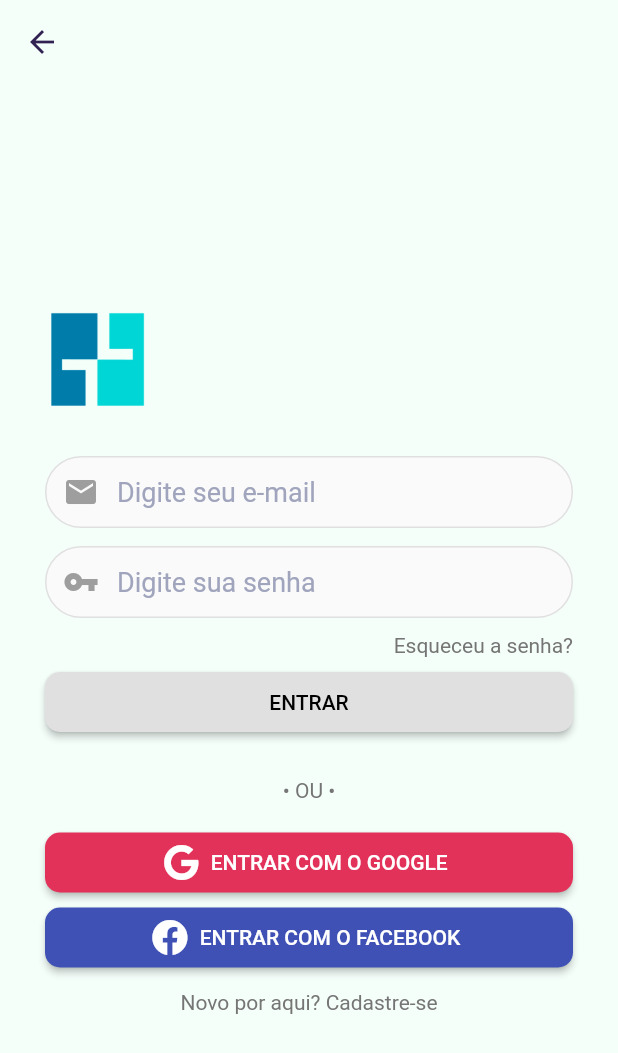
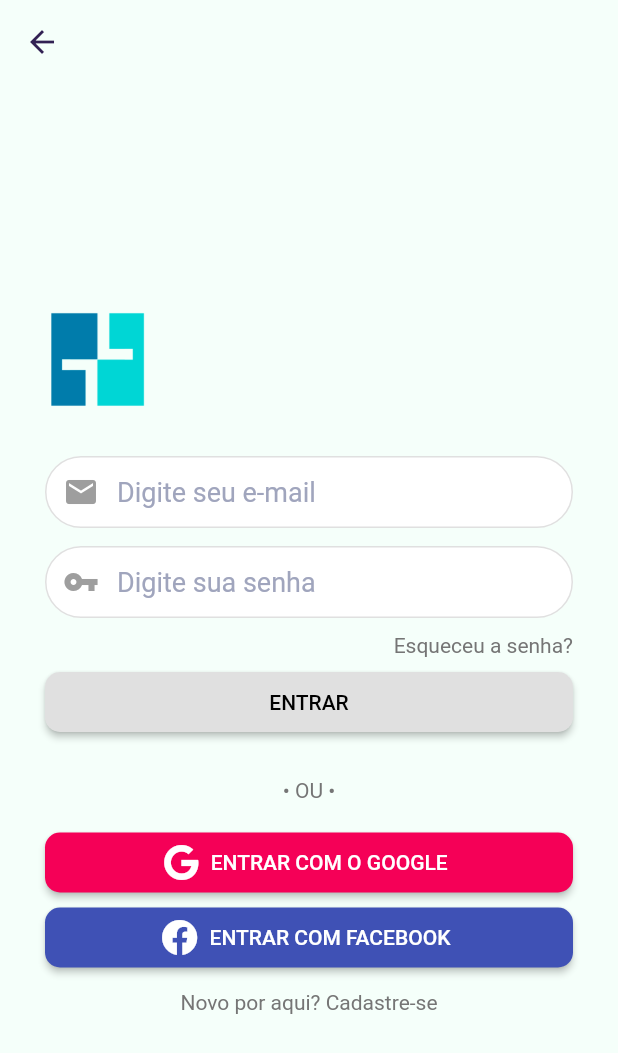
Before and after one commit to jorgeolvr/ConsultaEspertaFlutter, a Flutter app: the Login screen opened directly, on a phone screen of 412 x 824 dp. Shown: the top 1053 px of the screen. Run offline on Flutter 3.47's test engine with Material 2 defaults, Android fonts, the phone set to English and light mode, and no system bars; our stand-ins replace firebase_auth, flutter_spinkit, font_awesome_flutter, google_fonts; accounts and stored records are empty.

Commit message:
Color schemes

```diff
--- a/lib/Pages/Login/index.dart
+++ b/lib/Pages/Login/index.dart
@@ -30,6 +30,8 @@ class _LoginState extends State<Login> {
               backgroundColor: Color(0xFFF5FFFA),
               elevation: 0,
               leading: IconButton(
+                splashColor: Colors.transparent,
+                highlightColor: Colors.transparent,
                 icon: Icon(
                   Icons.arrow_back,
                   color: Color(0xFF322153),
@@ -103,7 +105,7 @@ class _LoginState extends State<Login> {
                             color: Colors.grey,
                           ),
                           filled: true,
-                          fillColor: Color(0xFFFAFAFA),
+                          fillColor: Color(0xFFFFFFFF),
                         ),
                       ),
                     ),
@@ -151,7 +153,7 @@ class _LoginState extends State<Login> {
                           focusedErrorBorder: OutlineInputBorder(
                             borderRadius: BorderRadius.circular(40),
                             borderSide: BorderSide(
-                              color: Color(0xFFE0E0E0),
+                              color: Color(0xFFFFF),
                             ),
                           ),
                           prefixIcon: Icon(
@@ -159,7 +161,7 @@ class _LoginState extends State<Login> {
                             color: Colors.grey,
                           ),
                           filled: true,
-                          fillColor: Color(0xFFFAFAFA),
+                          fillColor: Color(0xFFFFFFFF),
                         ),
                         obscureText: true,
                       ),
@@ -247,7 +249,7 @@ class _LoginState extends State<Login> {
                           FontAwesomeIcons.google,
                           color: Colors.white,
                         ),
-                        color: Color(0xFFE2325A),
+                        color: Color(0xFFF50057),
                         shape: RoundedRectangleBorder(
                           borderRadius: BorderRadius.circular(10),
                         ),
@@ -262,7 +264,7 @@ class _LoginState extends State<Login> {
                           Navigator.pushNamed(context, '/register');
                         },
                         label: Text(
-                          "Entrar com o facebook".toUpperCase(),
+                          "Entrar com facebook".toUpperCase(),
                           style: TextStyle(color: Colors.white),
                         ),
                         icon: FaIcon(
--- a/lib/Pages/Register/index.dart
+++ b/lib/Pages/Register/index.dart
@@ -96,7 +96,7 @@ class _RegisterState extends State<Register> {
                             color: Colors.grey,
                           ),
                           filled: true,
-                          fillColor: Color(0xFFF7F7F7),
+                          fillColor: Color(0xFFFFFFFF),
                         ),
                       ),
                     ),
@@ -149,7 +149,7 @@ class _RegisterState extends State<Register> {
                             color: Colors.grey,
                           ),
                           filled: true,
-                          fillColor: Color(0xFFF7F7F7),
+                          fillColor: Color(0xFFFFFFFF),
                         ),
                       ),
                     ),
@@ -203,7 +203,7 @@ class _RegisterState extends State<Register> {
                             color: Colors.grey,
                           ),
                           filled: true,
-                          fillColor: Color(0xFFF7F7F7),
+                          fillColor: Color(0xFFFFFFFF),
                         ),
                         obscureText: true,
                       ),
```
